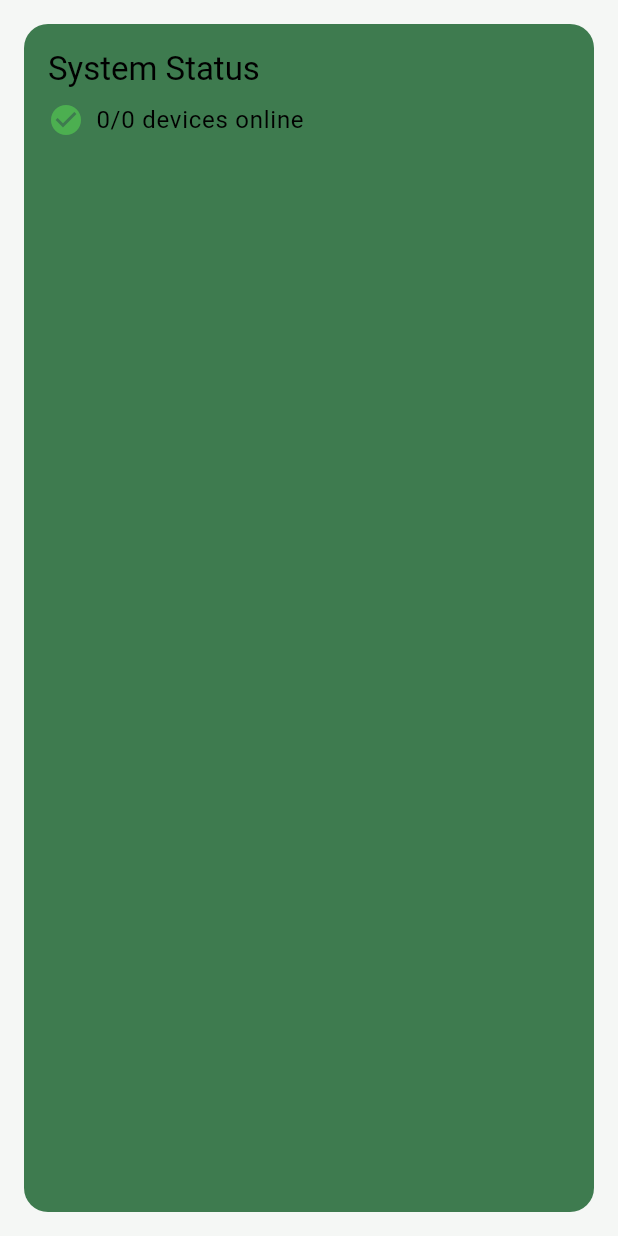
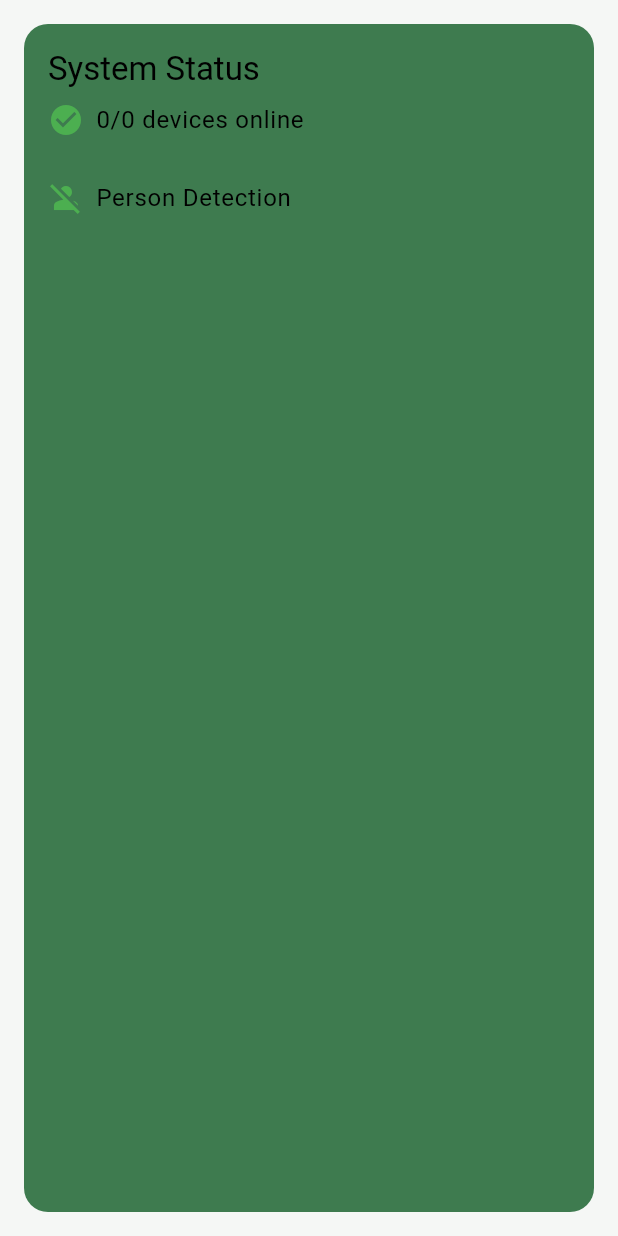
Before and after one commit to KirbysGit/dssApp, a Flutter app: the StatusHeader widget shown alone on an empty page, opened directly, on a phone screen of 412 x 824 dp. Run offline on Flutter 3.47's test engine with Material 3 defaults, Android fonts, the phone set to English and light mode, and no system bars; our stand-ins replace flutter_local_notifications, shared_preferences; accounts and stored records are empty.

Commit message:
Updating for Imgs.

```diff
--- a/lib/config/device_config.dart
+++ b/lib/config/device_config.dart
@@ -1,15 +1,14 @@
 // TODO: Replace these IPs with your actual device IPs
 class DeviceConfig {
   // Main gadget server (NodeMCU)
-  static const String gadgetServerIP = '192.168.1.100';  // This will provide the camera IP
+  static const String gadgetServerIP = '172.20.10.8';  // Your NodeMCU's actual IP
 
   // ESP32-CAM IP (will be obtained from gadget server)
   static String? cameraIP;  // This will be set dynamically
 
   // Node MCU devices
   static const List<String> nodeIPs = [
-    '192.168.1.101',  // Back door node
-    '192.168.1.102',  // Motion sensor node
+    '172.20.10.8',  // Your gadget's IP
   ];
 
   // Camera stream URL
@@ -20,13 +19,18 @@ class DeviceConfig {
     return 'http://$cameraIP/stream';  // ESP32-CAM stream endpoint
   }
 
-  // Gadget server URL to get camera IP
+  // Gadget server endpoints
   static String getGadgetServerUrl() {
-    return 'http://$gadgetServerIP/camera-ip';  // Endpoint that returns camera IP
+    return 'http://$gadgetServerIP';  // Base URL for the gadget server
+  }
+
+  // Person detection status endpoint
+  static String getPersonDetectionStatusUrl() {
+    return 'http://$gadgetServerIP/person-status';  // Endpoint we defined in the gadget
   }
 
   // Node status URLs
   static String getNodeStatusUrl(String ip) {
-    return 'http://$ip/status';  // NodeMCU API endpoint
+    return 'http://$ip/status';
   }
 }
--- a/lib/screens/home_screen.dart
+++ b/lib/screens/home_screen.dart
@@ -2,6 +2,7 @@ import 'package:flutter/material.dart';
 import '../theme/app_theme.dart';
 import '../widgets/security_card.dart';
 import '../widgets/camera_feed.dart';
+import '../widgets/person_detection_status.dart';
 
 class HomeScreen extends StatelessWidget {
   const HomeScreen({Key? key}) : super(key: key);
@@ -44,6 +45,10 @@ class HomeScreen extends StatelessWidget {
                   ),
                 ),
               ),
+              const SizedBox(height: 24),
+
+              // Person Detection Status
+              const PersonDetectionStatus(),
               const SizedBox(height: 24),
 
               // Quick Actions
--- /dev/null
+++ b/lib/services/person_detection_service.dart
@@ -0,0 +1,73 @@
+import 'dart:async';
+import 'package:http/http.dart' as http;
+import 'dart:convert';
+import '../config/device_config.dart';
+
+class PersonDetectionService {
+  // Singleton pattern
+  static final PersonDetectionService _instance = PersonDetectionService._internal();
+  factory PersonDetectionService() => _instance;
+  PersonDetectionService._internal();
+
+  // Stream controller for person detection status
+  final _personDetectionController = StreamController<bool>.broadcast();
+  Stream<bool> get personDetectionStream => _personDetectionController.stream;
+
+  Timer? _pollingTimer;
+  bool _isPolling = false;
+
+  // Start polling the person detection status
+  void startPolling() {
+    if (_isPolling) return;
+    _isPolling = true;
+
+    // Poll every 2 seconds
+    _pollingTimer = Timer.periodic(const Duration(seconds: 2), (_) {
+      checkPersonDetectionStatus();
+    });
+  }
+
+  // Stop polling
+  void stopPolling() {
+    _pollingTimer?.cancel();
+    _isPolling = false;
+  }
+
+  // Check person detection status
+  Future<void> checkPersonDetectionStatus() async {
+    try {
+      final response = await http.get(
+        Uri.parse(DeviceConfig.getPersonDetectionStatusUrl()),
+      ).timeout(const Duration(seconds: 5));
+
+      if (response.statusCode == 200) {
+        final data = json.decode(response.body);
+        final bool isPersonDetected = data['personDetected'] ?? false;
+        _personDetectionController.add(isPersonDetected);
+      }
+    } catch (e) {
+      print('Error checking person detection status: $e');
+      _personDetectionController.add(false);
+    }
+  }
+
+  // Manually trigger person detection (for testing)
+  Future<bool> triggerPersonDetection() async {
+    try {
+      final response = await http.post(
+        Uri.parse('${DeviceConfig.getGadgetServerUrl()}/person_detected'),
+      ).timeout(const Duration(seconds: 5));
+
+      return response.statusCode == 200;
+    } catch (e) {
+      print('Error triggering person detection: $e');
+      return false;
+    }
+  }
+
+  // Cleanup
+  void dispose() {
+    stopPolling();
+    _personDetectionController.close();
+  }
+}
--- a/lib/widgets/status_header.dart
+++ b/lib/widgets/status_header.dart
@@ -1,9 +1,30 @@
 import 'package:flutter/material.dart';
 import 'package:provider/provider.dart';
 import '../providers/security_provider.dart';
+import '../services/person_detection_service.dart';
+import '../theme/app_theme.dart';
 
-class StatusHeader extends StatelessWidget {
+class StatusHeader extends StatefulWidget {
   const StatusHeader({super.key});
+
+  @override
+  State<StatusHeader> createState() => _StatusHeaderState();
+}
+
+class _StatusHeaderState extends State<StatusHeader> {
+  final _personDetectionService = PersonDetectionService();
+
+  @override
+  void initState() {
+    super.initState();
+    _personDetectionService.startPolling();
+  }
+
+  @override
+  void dispose() {
+    _personDetectionService.dispose();
+    super.dispose();
+  }
 
   @override
   Widget build(BuildContext context) {
@@ -44,6 +65,84 @@ class StatusHeader extends StatelessWidget {
                   ),
                 ],
               ),
+              const SizedBox(height: 16),
+              // Person Detection Status
+              StreamBuilder<bool>(
+                stream: _personDetectionService.personDetectionStream,
+                builder: (context, snapshot) {
+                  final isPersonDetected = snapshot.data ?? false;
+
+                  return Column(
+                    crossAxisAlignment: CrossAxisAlignment.start,
+                    children: [
+                      Row(
+                        mainAxisAlignment: MainAxisAlignment.spaceBetween,
+                        children: [
+                          Row(
+                            children: [
+                              Icon(
+                                isPersonDetected ? Icons.warning : Icons.person_off,
+                                color: isPersonDetected ? Colors.red : Colors.green,
+                                size: 24,
+                              ),
+                              const SizedBox(width: 8),
+                              Text(
+                                'Person Detection',
+                                style: Theme.of(context).textTheme.bodyLarge,
+                              ),
+                            ],
+                          ),
+                          IconButton(
+                            icon: const Icon(Icons.refresh, size: 20),
+                            onPressed: () {
+                              _personDetectionService.checkPersonDetectionStatus();
+                              ScaffoldMessenger.of(context).showSnackBar(
+                                const SnackBar(
+                                  content: Text('Refreshing person detection status...'),
+                                  duration: Duration(seconds: 1),
+                                ),
+                              );
+                            },
+                            color: AppTheme.pineGreen,
+                          ),
+                        ],
+                      ),
+                      if (isPersonDetected)
+                        Container(
+                          margin: const EdgeInsets.only(top: 8),
+                          padding: const EdgeInsets.symmetric(
+                            horizontal: 12,
+                            vertical: 6,
+                          ),
+                          decoration: BoxDecoration(
+                            color: Colors.red.withOpacity(0.1),
+                            borderRadius: BorderRadius.circular(8),
+                            border: Border.all(
+                              color: Colors.red.withOpacity(0.3),
+                            ),
+                          ),
+                          child: Row(
+                            children: [
+                              const Icon(
+                                Icons.warning,
+                                color: Colors.red,
+                                size: 16,
+                              ),
+                              const SizedBox(width: 8),
+                              Text(
+                                'Person Detected!',
+                                style: TextStyle(
+                                  color: Colors.red,
+                                  fontWeight: FontWeight.w500,
+                                ),
+                              ),
+                            ],
+                          ),
+                        ),
+                    ],
+                  );
+                },
+              ),
             ],
           ),
         );
```
Also changed, not shown: lib/screens/dashboard_page.dart (+142 -131 lines), lib/widgets/person_detection_status.dart (added, +89 -0 lines), 2 other files.
